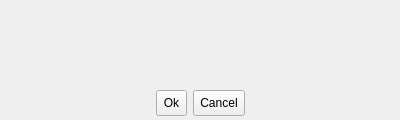
Before: the Qt Designer form share/skins/default/confirm.ui in itds-consulting/yate, drawn with Qt 5.
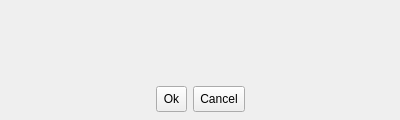
After: the same form once the commit is applied. Icons and pictures are not drawn.

Commit message: Changed message and confirm window margins.

```diff
--- a/share/skins/default/confirm.ui
+++ b/share/skins/default/confirm.ui
@@ -48,6 +48,15 @@
    </property>
    <item>
     <layout class="QHBoxLayout" >
+     <property name="leftMargin" >
+      <number>4</number>
+     </property>
+     <property name="topMargin" >
+      <number>4</number>
+     </property>
+     <property name="rightMargin" >
+      <number>4</number>
+     </property>
      <item>
       <layout class="QVBoxLayout" >
        <item>
@@ -98,6 +107,9 @@
    </item>
    <item>
     <layout class="QHBoxLayout" >
+     <property name="bottomMargin" >
+      <number>4</number>
+     </property>
      <item>
       <spacer>
        <property name="orientation" >
```
The commit also changes 1 other file.
